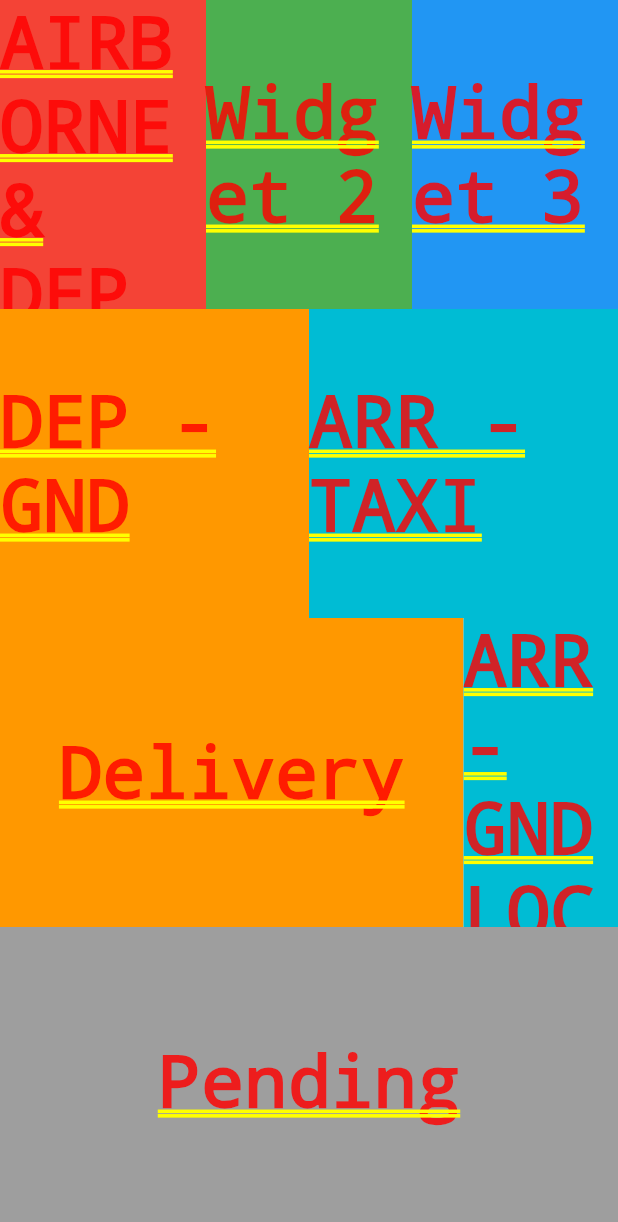
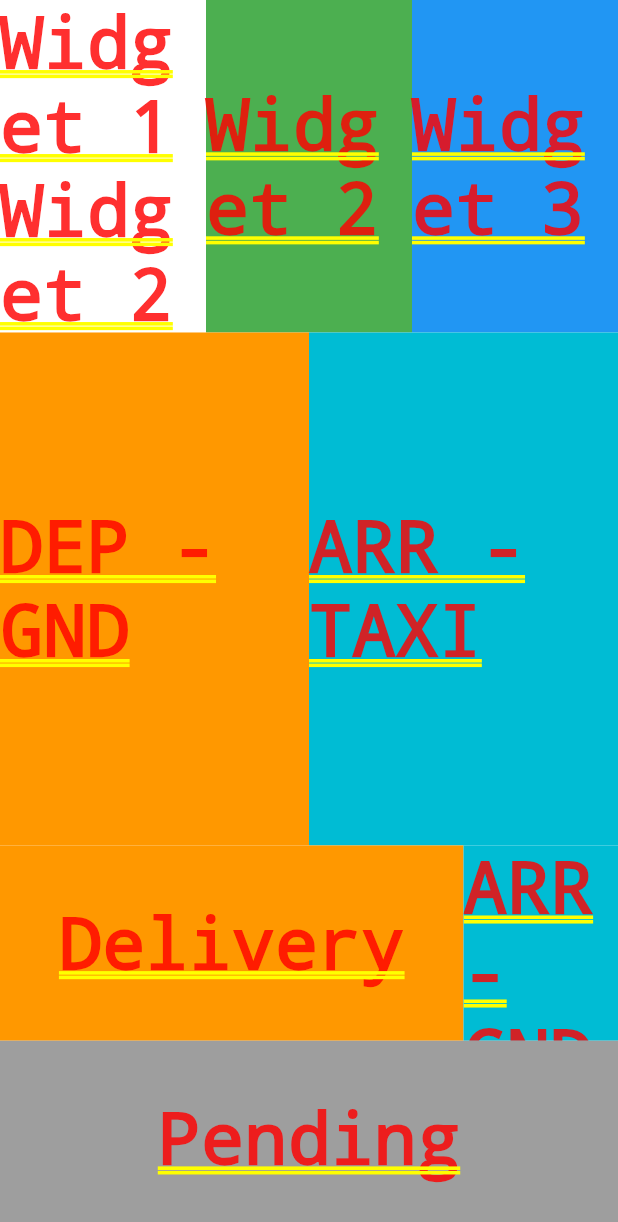
Before and after one commit to vtfdps/FlutterApplication, a Flutter app: the StationSelectionScreen screen opened by its route, after a tap on "DEL + GND", on a phone screen of 412 x 824 dp. Shown: the top 1222 px of the screen. Run offline on Flutter 3.47's test engine with Material 2 defaults, Android fonts, the light colour scheme and no system bars.

Commit message:
implemented proper dimensions for each widget

```diff
--- a/lib/screens/GroundDeliveryScreen.dart
+++ b/lib/screens/GroundDeliveryScreen.dart
@@ -8,21 +8,23 @@ class GroundDeliveryGrid extends StatelessWidget {
     final screenHeight = MediaQuery.of(context).size.height;
     final screenWidth = MediaQuery.of(context).size.width;
 
+    final sizeRow1 = 0.269;
+    final sizeRow2 = 0.415;
+    final sizeRow34 = (1 - sizeRow2 - sizeRow1) / 2;
+
     return Container(
       child: Column(
         crossAxisAlignment: CrossAxisAlignment.stretch,
         children: [
           SizedBox(
-            height: screenHeight * 0.25,
+            height: screenHeight * sizeRow1,
             width: screenWidth,
             child: Row(
               children: [
                 Expanded(
-                  child: Container(
-                    color: Colors.red,
-                    child: Center(
-                      child: Text('AIRBORNE & DEP - RDY'),
-                    ),
+                  child: Column(
+                    mainAxisAlignment: MainAxisAlignment.center,
+                    children: <Widget>[Text('Widget 1'), Text('Widget 2')],
                   ),
                 ),
                 Expanded(
@@ -44,7 +46,9 @@ class GroundDeliveryGrid extends StatelessWidget {
               ],
             ),
           ),
-          Expanded(
+          SizedBox(
+            height: screenHeight * sizeRow2,
+            child: Container(
               child: Row(
                 children: [
                   Expanded(
@@ -66,7 +70,10 @@ class GroundDeliveryGrid extends StatelessWidget {
                 ],
               ),
             ),
-          Expanded(
+          ),
+          SizedBox(
+            height: screenHeight * sizeRow34,
+            child: Container(
               child: Row(
                 children: [
                   Expanded(
@@ -89,7 +96,10 @@ class GroundDeliveryGrid extends StatelessWidget {
                 ],
               ),
             ),
-          Expanded(
+          ),
+          SizedBox(
+            height: screenHeight * sizeRow34,
+            child: Container(
               child: Row(
                 children: [
                   Expanded(
@@ -103,6 +113,7 @@ class GroundDeliveryGrid extends StatelessWidget {
                 ],
               ),
             ),
+          ),
         ],
       ),
     );
```
Lines whose indentation alone changed are shown as unchanged.
